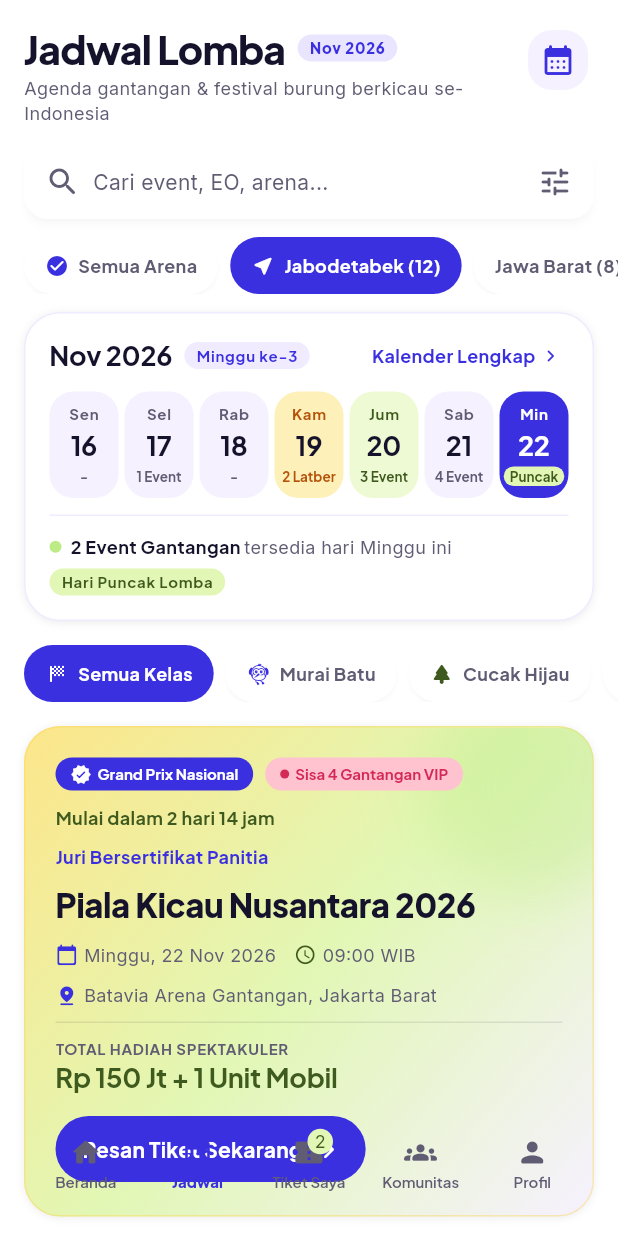
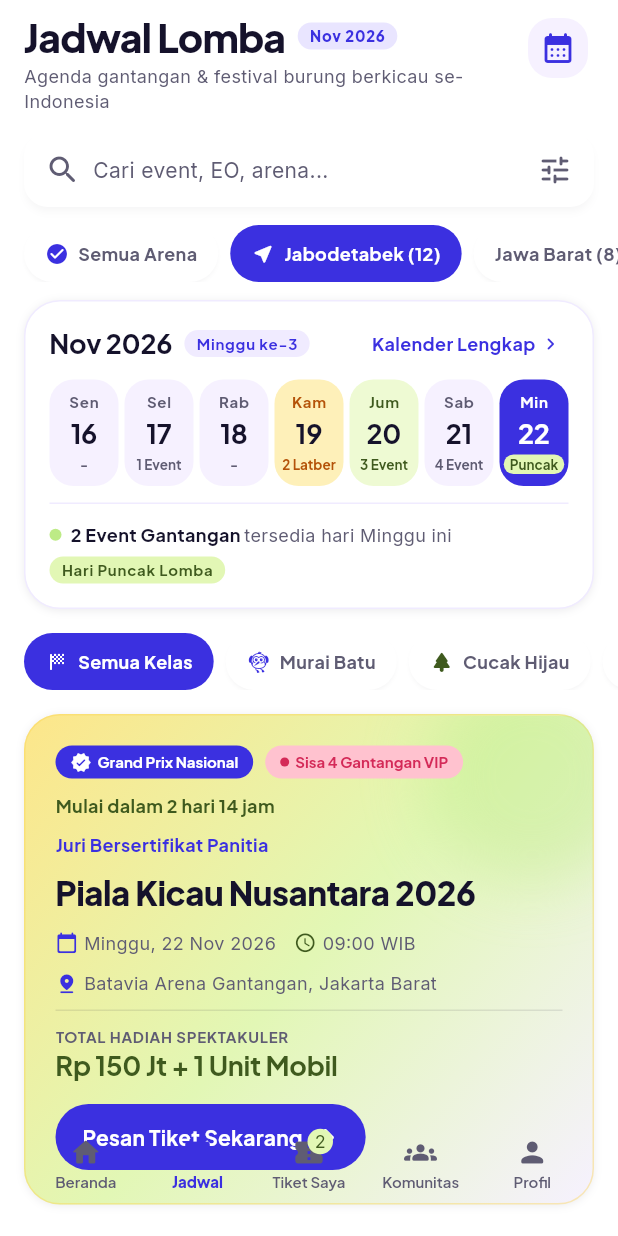
Before and after one commit to Junx27/kicaugo-mobile, a Flutter app: the SchedulePage screen opened by its route, after a tap on an icon or button, on a phone screen of 412 x 824 dp. Run offline on Flutter 3.47's test engine with Material 3 defaults, Android fonts, the phone set to English and light mode, and no system bars; our stand-ins replace equatable, flutter_bloc, flutter_svg, get_it, go_router, google_fonts and 1 more; missing offline and left inert: liquid_glass_renderer; accounts and stored records are empty; project files that could hold a hidden picture were left out.

Commit message:
refactor: make main pages full-bleed scroll under status bar

```diff
--- a/lib/features/community/presentation/pages/community_page.dart
+++ b/lib/features/community/presentation/pages/community_page.dart
@@ -45,7 +45,7 @@ class _CommunityView extends StatelessWidget {
   @override
   Widget build(BuildContext context) {
     return SafeArea(
-      bottom: false,
+      top: false, bottom: false,
       child: Column(
         children: [
           Expanded(
@@ -88,7 +88,7 @@ class _CommunityBody extends StatelessWidget {
     return Stack(
       children: [
         ListView(
-          padding: const EdgeInsets.fromLTRB(16, 8, 16, _bottomInset),
+          padding: EdgeInsets.fromLTRB(16, MediaQuery.of(context).padding.top + 8, 16, _bottomInset),
           children: [
             const CommunitySearchField(),
             const SizedBox(height: 12),
--- a/lib/features/home/presentation/pages/home_page.dart
+++ b/lib/features/home/presentation/pages/home_page.dart
@@ -33,7 +33,7 @@ class HomePage extends StatelessWidget {
   @override
   Widget build(BuildContext context) {
     return SafeArea(
-      bottom: false,
+      top: false, bottom: false,
       child: BlocBuilder<HomeBloc, HomeState>(
         builder: (context, state) => switch (state.status) {
           HomeStatus.initial || HomeStatus.loading => const Center(
@@ -76,7 +76,7 @@ class _HomeContentView extends StatelessWidget {
       children: [
         Expanded(
           child: ListView(
-            padding: const EdgeInsets.only(top: 16, bottom: _bottomInset),
+            padding: EdgeInsets.only(top: MediaQuery.of(context).padding.top + 8, bottom: _bottomInset),
             children: [
               Padding(
                 padding: _gutter,
--- a/lib/features/profile/presentation/pages/profile_page.dart
+++ b/lib/features/profile/presentation/pages/profile_page.dart
@@ -53,7 +53,7 @@ class _ProfileView extends StatelessWidget {
     return ColoredBox(
       color: AppColors.surfaceLavender,
       child: SafeArea(
-        bottom: false,
+        top: false, bottom: false,
         child: Column(
           children: [
             Expanded(
@@ -89,7 +89,7 @@ class _ProfileContentView extends StatelessWidget {
   @override
   Widget build(BuildContext context) {
     return SingleChildScrollView(
-      padding: const EdgeInsets.fromLTRB(16, 8, 16, _bottomInset),
+      padding: EdgeInsets.fromLTRB(16, MediaQuery.of(context).padding.top + 8, 16, _bottomInset),
       child: Column(
         crossAxisAlignment: CrossAxisAlignment.stretch,
         children: [
--- a/lib/features/schedule/presentation/pages/schedule_page.dart
+++ b/lib/features/schedule/presentation/pages/schedule_page.dart
@@ -37,7 +37,7 @@ class SchedulePage extends StatelessWidget {
     return BlocProvider(
       create: (context) => ScheduleCubit(getScheduleContent)..load(),
       child: SafeArea(
-        bottom: false,
+        top: false, bottom: false,
         child: BlocBuilder<ScheduleCubit, ScheduleState>(
           builder: (context, state) => switch (state.status) {
             ScheduleStatus.initial || ScheduleStatus.loading => const Center(
@@ -74,7 +74,7 @@ class _ScheduleView extends StatelessWidget {
       children: [
         Expanded(
           child: ListView(
-            padding: const EdgeInsets.only(top: 16, bottom: _bottomInset),
+            padding: EdgeInsets.only(top: MediaQuery.of(context).padding.top + 8, bottom: _bottomInset),
             children: [
               Padding(
                 padding: _gutter,
--- a/lib/features/tickets/presentation/pages/tickets_page.dart
+++ b/lib/features/tickets/presentation/pages/tickets_page.dart
@@ -43,7 +43,7 @@ class _TicketsView extends StatelessWidget {
     return ColoredBox(
       color: AppColors.surfaceLavender,
       child: SafeArea(
-        bottom: false,
+        top: false, bottom: false,
         child: Column(
           children: [
             Expanded(
@@ -78,7 +78,7 @@ class _TicketsList extends StatelessWidget {
   Widget build(BuildContext context) {
     final cubit = context.read<TicketsCubit>();
     return ListView(
-      padding: const EdgeInsets.only(top: 8, bottom: _bottomInset),
+      padding: EdgeInsets.only(top: MediaQuery.of(context).padding.top + 8, bottom: _bottomInset),
       children: [
         TicketsTabs(
           current: state.tab,
```
